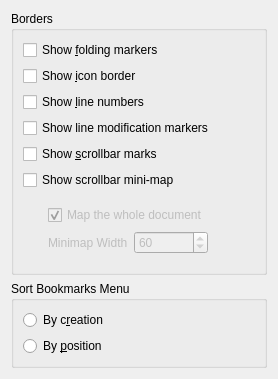
Before: the Qt Designer form part/dialogs/bordersappearanceconfigwidget.ui in KDE/kate, drawn with Qt 5.
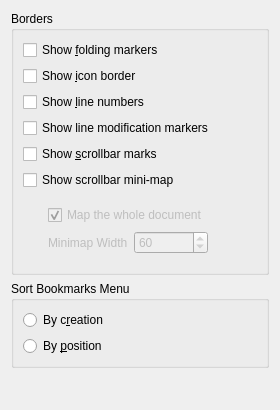
After: the same form once the commit is applied. Custom widgets are drawn as their Qt base class.

Commit message: remove useless geometry property from some UI files

The edit to the form file:
```diff
--- a/part/dialogs/bordersappearanceconfigwidget.ui
+++ b/part/dialogs/bordersappearanceconfigwidget.ui
@@ -2,14 +2,6 @@
 <ui version="4.0">
  <class>BordersAppearanceConfigWidget</class>
  <widget class="QWidget" name="BordersAppearanceConfigWidget">
-  <property name="geometry">
-   <rect>
-    <x>0</x>
-    <y>0</y>
-    <width>278</width>
-    <height>342</height>
-   </rect>
-  </property>
   <layout class="QVBoxLayout" name="verticalLayout">
    <item>
     <widget class="QGroupBox" name="gbBorders">
```
The commit also changes 22 other files.
